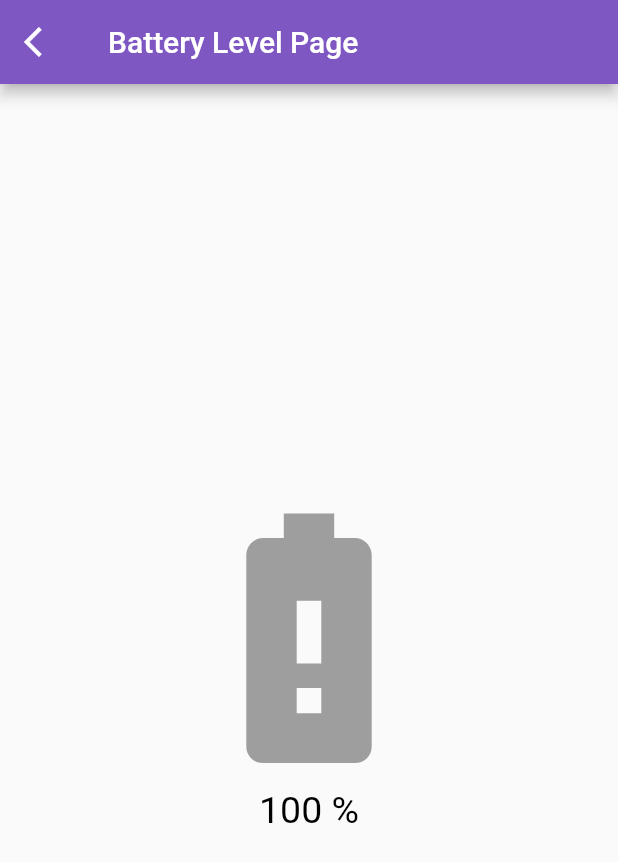
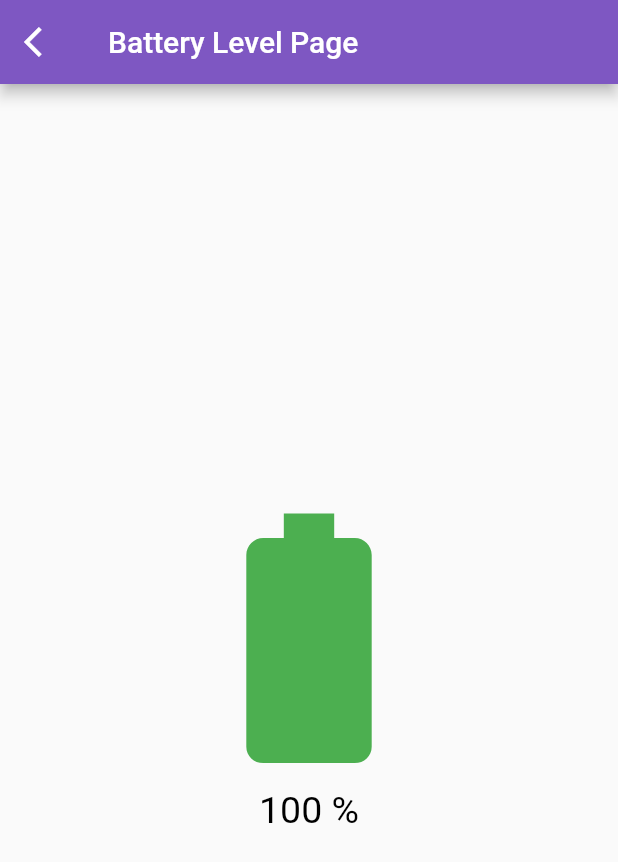
Before and after one commit to alifyacode/synapsysid_challenge_app, a Flutter app: the BatteryLevelPage screen opened by its route, on a phone screen of 412 x 824 dp. Shown: the top 862 px of the screen. Run offline on Flutter 3.47's test engine with Material 2 defaults, Android fonts, the phone set to English and light mode, and no system bars; our stand-ins replace battery_plus, device_info, geolocator, loading_animation_widget, sensors_plus, shared_preferences and 2 more; accounts and stored records are empty.

Commit message:
battery level page

```diff
--- a/lib/src/feature/DeviceInfo/battery_level_page.dart
+++ b/lib/src/feature/DeviceInfo/battery_level_page.dart
@@ -69,14 +69,37 @@ class _BatteryLevelPageState extends State<BatteryLevelPage> {
           width: 200,
           height: 200,
         );
+
       case BatteryState.discharging:
+        return Container(
+          child:
+          level==100?
+          Icon(
+            Icons.battery_full,
+            size: 200,
+            color: Colors.green,
+          ) :
+          level==0? Icon(
+            Icons.battery_alert,
+            size: 200,
+            color: Colors.red,
+          ) :
+          Icon(Icons.battery_full, size: 200, color: Colors.grey),
+          width: 200,
+          height: 200,
+        );
+
+
+      case BatteryState.unknown:
 
       default:
         return Container(
-          child: Icon(Icons.battery_alert, size: 200, color: Colors.grey),
+          child: Icon(Icons.battery_full, size: 200, color: Colors.grey),
           width: 200,
           height: 200,
         );
+
+
     }
   }
 
--- a/pubspec.yaml
+++ b/pubspec.yaml
@@ -47,6 +47,7 @@ dependencies:
   sensors_plus: ^2.0.2
   geolocator: ^9.0.2
   battery_plus: ^3.0.3
+  device_info: ^0.4.0+4
 
 dev_dependencies:
   flutter_test:
```
Also changed, not shown: lib/src/feature/DeviceInfo/sensor_page.dart (+56 -6 lines), pubspec.lock.
